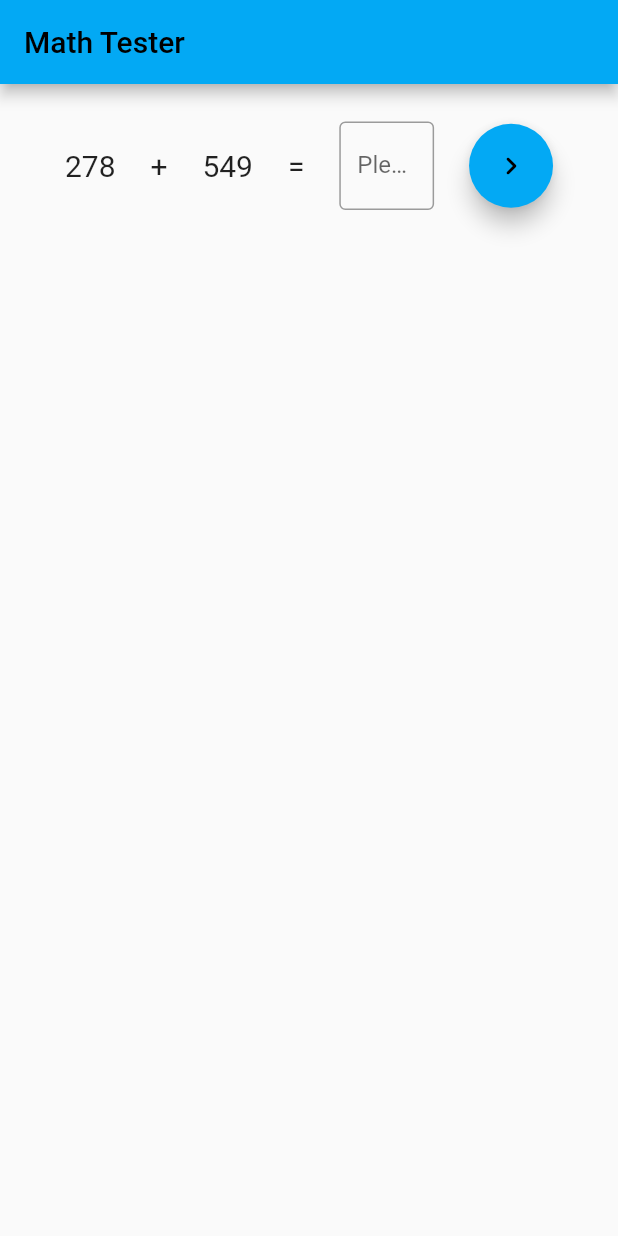
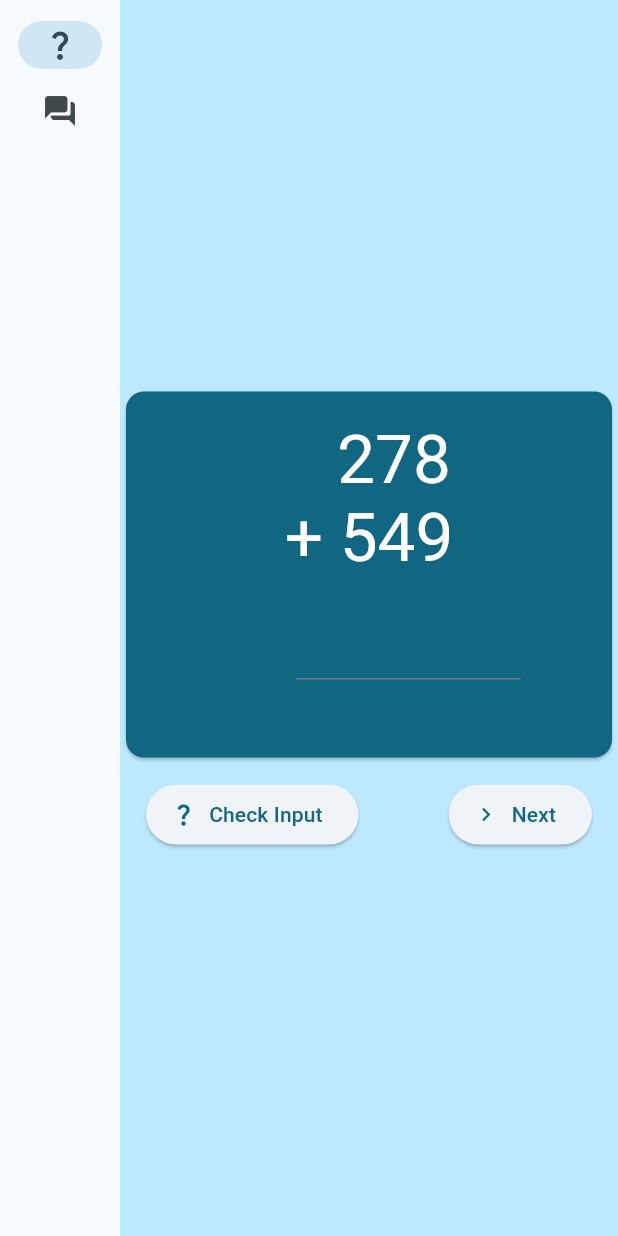
Before and after one commit to comdotlinux/simple-math-tester, a Flutter app: the screen it shows after launch, on a phone screen of 412 x 824 dp. Run offline on Flutter 3.47's test engine with Material 2 defaults, Android fonts, the phone set to English and light mode, and no system bars; missing offline and left inert: duration.

Commit message:
Adding a better ui

```diff
--- a/app/analysis_options.yaml
+++ b/app/analysis_options.yaml
@@ -24,7 +24,7 @@ linter:
   rules:
     # avoid_print: false  # Uncomment to disable the `avoid_print` rule
     # prefer_single_quotes: true  # Uncomment to enable the `prefer_single_quotes` rule
-    lines_longer_than_80_chars: true
+    lines_longer_than_80_chars: false
 
 # Additional information about this file can be found at
 # https://dart.dev/guides/language/analysis-options
--- /dev/null
+++ b/app/lib/home_page.dart
@@ -0,0 +1,68 @@
+import 'package:flutter/cupertino.dart';
+import 'package:flutter/material.dart';
+import 'package:simple_math_tester/problem_page.dart';
+import 'package:simple_math_tester/results_page.dart';
+
+class MyHomePage extends StatefulWidget {
+  const MyHomePage({super.key});
+
+  @override
+  State<MyHomePage> createState() => _MyHomePageState();
+}
+
+class _MyHomePageState extends State<MyHomePage> {
+  var selectedWidget = 0;
+
+  @override
+  Widget build(BuildContext context) {
+    Widget page;
+    switch (selectedWidget) {
+      case 0:
+        page = const ProblemPage();
+        break;
+      case 1:
+        page = const ResultsPage();
+        break;
+      // case 2:
+      //   page = const StaticOpenLibrarySearchWidget();
+      //   break;
+      default:
+        throw UnimplementedError('no widget for $selectedWidget');
+    }
+    return LayoutBuilder(builder: (context, constraints) {
+      return Scaffold(
+        body: Row(
+          children: [
+            SafeArea(
+              child: NavigationRail(
+                  extended: constraints.maxWidth > 600,
+                  destinations: const [
+                    NavigationRailDestination(
+                      icon: Icon(Icons.question_mark),
+                      label: Text('Questions'),
+                    ),
+                    NavigationRailDestination(
+                      icon: Icon(Icons.question_answer_rounded),
+                      label: Text('Answers'),
+                    ),
+                  ],
+                  selectedIndex: selectedWidget,
+                  onDestinationSelected: (value) {
+                    debugPrint('Selected Index Changed to $value');
+                    setState(() {
+                      selectedWidget = value;
+                    });
+                  }),
+            ),
+            Expanded(
+              child: Container(
+                color: Theme.of(context).colorScheme.primaryContainer,
+                child: page,
+              ),
+            ),
+          ],
+        ),
+      );
+    });
+  }
+}
--- a/app/lib/main.dart
+++ b/app/lib/main.dart
@@ -1,36 +1,55 @@
 import 'dart:math';
 
 import 'package:flutter/material.dart';
+import 'package:provider/provider.dart';
 import 'package:simple_math_tester/operations.dart';
 
+import 'home_page.dart';
+
 void main() {
-  runApp(const MyApp());
+  runApp(const MathTesterApp());
 }
 
-class MyApp extends StatelessWidget {
-  const MyApp({Key? key}) : super(key: key);
+class MathTesterApp extends StatelessWidget {
+  const MathTesterApp({Key? key}) : super(key: key);
 
   // This widget is the root of your application.
   @override
-  Widget build(BuildContext context) {
-    return MaterialApp(
-      title: 'Simple Math Test',
-      theme: ThemeData(
-        // This is the theme of your application.
-        //
-        // Try running your application with "flutter run". You'll see the
-        // application has a blue toolbar. Then, without quitting the app, try
-        // changing the primarySwatch below to Colors.green and then invoke
-        // "hot reload" (press "r" in the console where you ran "flutter run",
-        // or simply save your changes to "hot reload" in a Flutter IDE).
-        // Notice that the counter didn't reset back to zero; the application
-        // is not restarted.
-        primarySwatch: Colors.lightBlue,
+  Widget build(final BuildContext context) {
+    return ChangeNotifierProvider(
+      create: (final context) => MathTesterAppState(),
+      child: MaterialApp(
+        title: 'Math Tester',
+        theme: ThemeData(
+          useMaterial3: true,
+          colorScheme: ColorScheme.fromSeed(seedColor: Colors.blueGrey),
+        ),
+        home: const MyHomePage(),
       ),
-      home: const MathTester(title: 'Math Tester'),
     );
   }
 }
+
+class MathTesterAppState extends ChangeNotifier {
+  List<Operator> operators = [Addition(), Subtraction(), Multiplication(), Division()];
+  final random = Random();
+  Operation current = Addition().create();
+
+  void generateNextProblem() {
+    current = operators[random.nextInt(operators.length)].create();
+    completedProblems.add(current);
+    notifyListeners();
+  }
+
+  var completedProblems = <Operation>{};
+
+  void checkInput(double userInput) {
+    current.input = userInput;
+    notifyListeners();
+  }
+}
+
+
 
 class MathTester extends StatefulWidget {
   const MathTester({Key? key, required this.title}) : super(key: key);
--- /dev/null
+++ b/app/lib/problem_page.dart
@@ -0,0 +1,134 @@
+import 'package:flutter/material.dart';
+import 'package:provider/provider.dart';
+import 'package:simple_math_tester/main.dart';
+import 'package:simple_math_tester/operations.dart';
+
+class ProblemPage extends StatelessWidget {
+  const ProblemPage({
+    super.key,
+  });
+
+  @override
+  Widget build(BuildContext context) {
+    var appState = context.watch<MathTesterAppState>();
+    return Center(
+      child: Column(
+        mainAxisAlignment: MainAxisAlignment.center,
+        children: [
+          BigCard(
+            operation: appState.current,
+          ),
+          const SizedBox(
+            height: 10,
+          ),
+          Row(
+            mainAxisSize: MainAxisSize.min,
+            children: [
+              ElevatedButton.icon(
+                  onPressed: () {
+                    appState.checkInput(0);
+                  },
+                  icon: Icon(appState.current.inputEntered()
+                      ? appState.current.inputCorrect()
+                          ? Icons.check_rounded
+                          : Icons.clear_rounded
+                      : Icons.question_mark),
+                  label: Text(!appState.current.inputEntered()
+                      ? 'Check Input'
+                      : appState.current.inputCorrect()
+                          ? 'Correct'
+                          : 'Incorrect')),
+              const SizedBox(
+                width: 60,
+              ),
+              ElevatedButton.icon(
+                onPressed: appState.generateNextProblem,
+                icon: const Icon(Icons.navigate_next),
+                label: const Text('Next'),
+              ),
+            ],
+          )
+        ],
+      ),
+    );
+  }
+}
+
+class BigCard extends StatelessWidget {
+  const BigCard({
+    super.key,
+    required this.operation,
+  });
+
+  final Operation operation;
+
+  @override
+  Widget build(BuildContext context) {
+    var theme = Theme.of(context);
+    var style = theme.textTheme.displayMedium!.copyWith(color: theme.colorScheme.onPrimary);
+    return Card(
+      color: theme.colorScheme.primary,
+      child: Padding(
+        padding: const EdgeInsets.all(20.0),
+        child: Column(
+          mainAxisSize: MainAxisSize.min,
+          children: [
+            Row(
+              crossAxisAlignment: CrossAxisAlignment.start,
+              mainAxisAlignment: MainAxisAlignment.center,
+              mainAxisSize: MainAxisSize.min,
+              children: [
+                Text('   ', style: style),
+                Text(
+                  operation.left,
+                  style: style,
+                  semanticsLabel: "First Operand is ${operation.left}",
+                ),
+              ],
+            ),
+            Row(
+              crossAxisAlignment: CrossAxisAlignment.start,
+              mainAxisAlignment: MainAxisAlignment.center,
+              mainAxisSize: MainAxisSize.min,
+              children: [
+                Text(
+                  operation.operationType.displayString,
+                  style: style,
+                  semanticsLabel: "Operation is ${operation.operationType.displayString}",
+                ),
+                Text(
+                  ' ',
+                  style: style,
+                ),
+                Text(
+                  operation.right,
+                  style: style,
+                  semanticsLabel: "Second Operand is ${operation.right}",
+                ),
+              ],
+            ),
+            Row(
+              crossAxisAlignment: CrossAxisAlignment.end,
+              mainAxisAlignment: MainAxisAlignment.spaceEvenly,
+              mainAxisSize: MainAxisSize.max,
+              children: [
+                Text(' ', style: style),
+                SizedBox(
+                  width: 150,
+                height: 100,
+                  child: TextField(
+                    keyboardType: const TextInputType.numberWithOptions(decimal: true),
+                    style: style,
+                    onSubmitted: (userInput) {
+                      operation.input = double.tryParse(userInput.split('').reversed.join());
+                    },
+                  ),
+                ),
+              ],
+            ),
+          ],
+        ),
+      ),
+    );
+  }
+}
--- /dev/null
+++ b/app/lib/results_page.dart
@@ -0,0 +1,58 @@
+import 'package:flutter/cupertino.dart';
+import 'package:flutter/material.dart';
+import 'package:provider/provider.dart';
+import 'package:simple_math_tester/main.dart';
+
+class ResultsPage extends StatelessWidget {
+  const ResultsPage({super.key});
+
+  @override
+  Widget build(BuildContext context) {
+    var appState = context.watch<MathTesterAppState>();
+    var theme = Theme.of(context);
+    var secondaryStyle = theme.textTheme.displayMedium!.copyWith(color: theme.colorScheme.onSecondary);
+    var tertiaryStyle = theme.textTheme.displayMedium!.copyWith(color: theme.colorScheme.onTertiary);
+    if (appState.completedProblems.isEmpty) {
+      return Center(
+        child: Card(
+          color: theme.colorScheme.secondary,
+          child: Padding(
+            padding: const EdgeInsets.all(20.0),
+            child: Text(
+              'No Results yet.',
+              style: secondaryStyle,
+            ),
+          ),
+        ),
+      );
+    }
+    return ListView(
+      children: [
+        Card(
+          color: theme.colorScheme.tertiary,
+          child: Padding(
+            padding: const EdgeInsets.all(20.0),
+            child: Text(
+              'You have ${appState.completedProblems.length} results',
+              style: tertiaryStyle,
+            ),
+          ),
+        ),
+        for (var problem in appState.completedProblems)
+          Card(
+            color: theme.colorScheme.secondary,
+            child: Padding(
+              padding: const EdgeInsets.all(8.0),
+              child: ListTile(
+                leading: Icon(problem.inputCorrect() ? Icons.check_rounded : Icons.clear_rounded),
+                title: Text(
+                  problem.toString(),
+                  style: secondaryStyle,
+                ),
+              ),
+            ),
+          ),
+      ],
+    );
+  }
+}
--- a/app/pubspec.yaml
+++ b/app/pubspec.yaml
@@ -35,6 +35,7 @@ dependencies:
   # Use with the CupertinoIcons class for iOS style icons.
   cupertino_icons: ^1.0.6
   duration: ^3.0.13
+  provider: ^6.0.5
 
 dev_dependencies:
   flutter_test:
```
Also changed, not shown: app/pubspec.lock, 1 other file.
